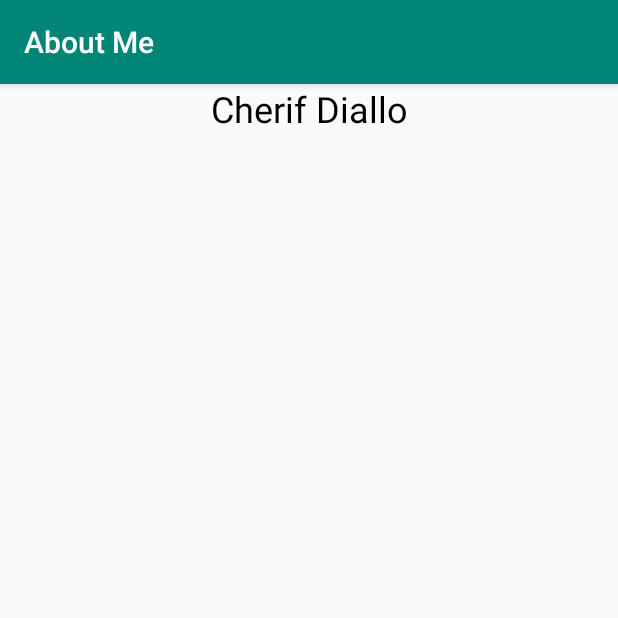
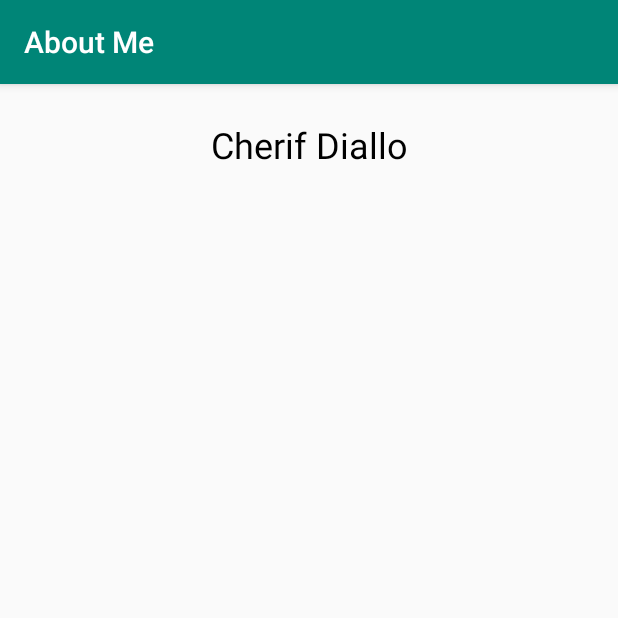
Before and after one commit to CherifD/AboutMe, an Android app: the screen it shows after launch (MainActivity), on a phone screen of 412 x 824 dp, the top half of it. Run offline under Robolectric (Android 15) with nearby library versions, the phone set to English and light mode, and no system bars.

Commit message:
Complete task: Styling a TextView

```diff
--- a/app/src/main/res/layout/activity_main.xml
+++ b/app/src/main/res/layout/activity_main.xml
@@ -6,13 +6,14 @@
         android:layout_width="match_parent"
         android:layout_height="match_parent"
         tools:context=".MainActivity">
+
     <TextView
             android:layout_width="match_parent"
             android:layout_height="wrap_content"
             android:text="@string/name"
             android:id="@+id/name_textView"
-            android:textSize="@dimen/name_text_size"
-            android:textAlignment="center"
-            android:textColor="@android:color/black"/>
+            android:paddingTop="@dimen/name_text_top_padding"
+            android:layout_marginTop="@dimen/name_text_top_margin"
+            style="@style/name_textView_style"/>
 
 </LinearLayout>
--- a/app/src/main/res/values/dimens.xml
+++ b/app/src/main/res/values/dimens.xml
@@ -1,4 +1,6 @@
 <?xml version="1.0" encoding="utf-8"?>
 <resources>
     <dimen name="name_text_size">24sp</dimen>
+    <dimen name="name_text_top_padding">8dp</dimen>
+    <dimen name="name_text_top_margin">16dp</dimen>
 </resources>
--- a/app/src/main/res/values/styles.xml
+++ b/app/src/main/res/values/styles.xml
@@ -8,4 +8,10 @@
         <item name="colorAccent">@color/colorAccent</item>
     </style>
 
+    <style name="name_textView_style">
+        <item name="android:textSize">@dimen/name_text_size</item>
+        <item name="android:textAlignment">center</item>
+        <item name="android:textColor">@android:color/black</item>
+    </style>
+
 </resources>
```
